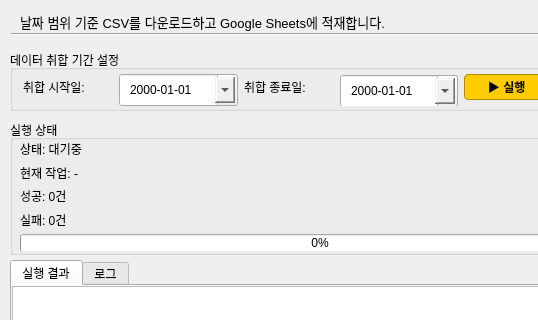
This is Resource/main.ui in mia-pp/CAU167 as Qt 5 draws it before an edit; both pictures show x 0 to 538 and y 0 to 320 of the 650 by 540 pixel window. The edited form follows.
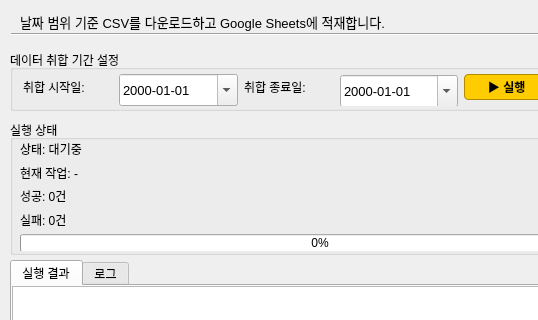
This is the edited form.

Commit message: Finalize CAU167 macOS signed and notarized build workflow

```diff
--- a/Resource/main.ui
+++ b/Resource/main.ui
@@ -129,7 +129,7 @@
         <property name="minimumSize">
          <size>
           <width>100</width>
-          <height>28</height>
+          <height>32</height>
          </size>
         </property>
         <property name="maximumSize">
@@ -138,16 +138,25 @@
           <height>25</height>
          </size>
         </property>
+        <property name="font">
+         <font>
+          <pointsize>10</pointsize>
+         </font>
+        </property>
         <property name="styleSheet">
-         <string notr="true">QDateEdit {
-    font-size: 9pt;
-    padding: 2px 6px;
-    min-height: 22px;
-}
-
-QDateEdit::drop-down {
-    width: 20px;
-}</string>
+         <string notr="true">QDateEdit {\n    font-size: 12pt;\n    padding: 2px 6px;\n    min-height: 22px;\n}\n\nQDateEdit::drop-down {\n    width: 20px;\n}</string>
+        </property>
+        <property name="wrapping">
+         <bool>false</bool>
+        </property>
+        <property name="frame">
+         <bool>true</bool>
+        </property>
+        <property name="readOnly">
+         <bool>false</bool>
+        </property>
+        <property name="keyboardTracking">
+         <bool>true</bool>
         </property>
         <property name="displayFormat">
          <string>yyyy-MM-dd</string>
@@ -181,7 +190,7 @@
         <property name="minimumSize">
          <size>
           <width>100</width>
-          <height>28</height>
+          <height>32</height>
          </size>
         </property>
         <property name="maximumSize">
@@ -192,19 +201,11 @@
         </property>
         <property name="font">
          <font>
-          <pointsize>9</pointsize>
+          <pointsize>10</pointsize>
          </font>
         </property>
         <property name="styleSheet">
-         <string notr="true">QDateEdit {
-    font-size: 9pt;
-    padding: 2px 6px;
-    min-height: 22px;
-}
-
-QDateEdit::drop-down {
-    width: 20px;
-}</string>
+         <string notr="true">QDateEdit {\n    font-size: 9pt;\n    padding: 2px 6px;\n    min-height: 22px;\n}\n\nQDateEdit::drop-down {\n    width: 20px;\n}</string>
         </property>
         <property name="displayFormat">
          <string>yyyy-MM-dd</string>
```
The commit also changes 2 other files.
